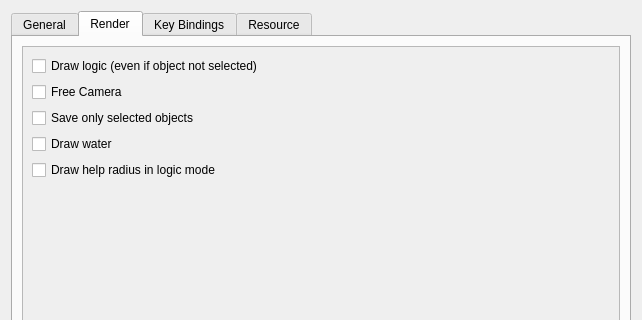
The window that settings.ui (konstvest/ei_maper) describes before a commit, drawn with Qt 5; both pictures show x 0 to 642 and y 0 to 320 of the 642 by 538 pixel window.
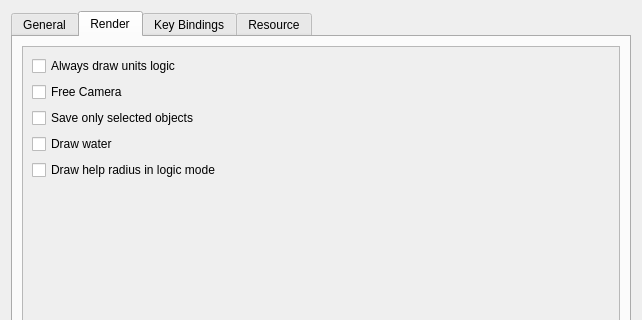
The same window after the commit. The open tabs and pages were chosen to show the change.

Commit message: add isActive flag for logic drawing

What changed in the file:
```diff
--- a/settings.ui
+++ b/settings.ui
@@ -199,7 +199,7 @@
            <item>
             <widget class="QCheckBox" name="drawLogic">
              <property name="text">
-              <string>Draw logic (even if object not selected)</string>
+              <string>Always draw units logic</string>
              </property>
             </widget>
            </item>
```
Left out of the diff: 4 changed lines with no effect on the pictures. The commit also changes 10 other files.
